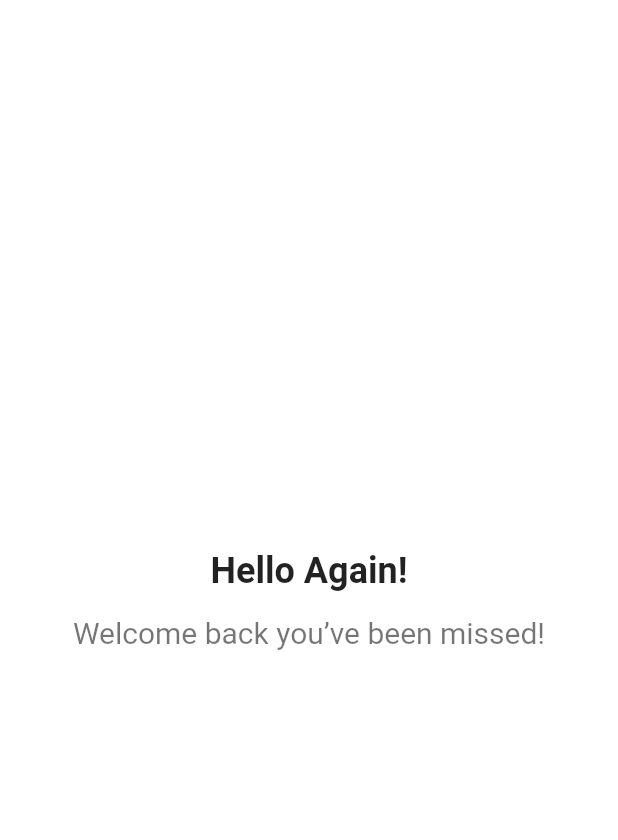
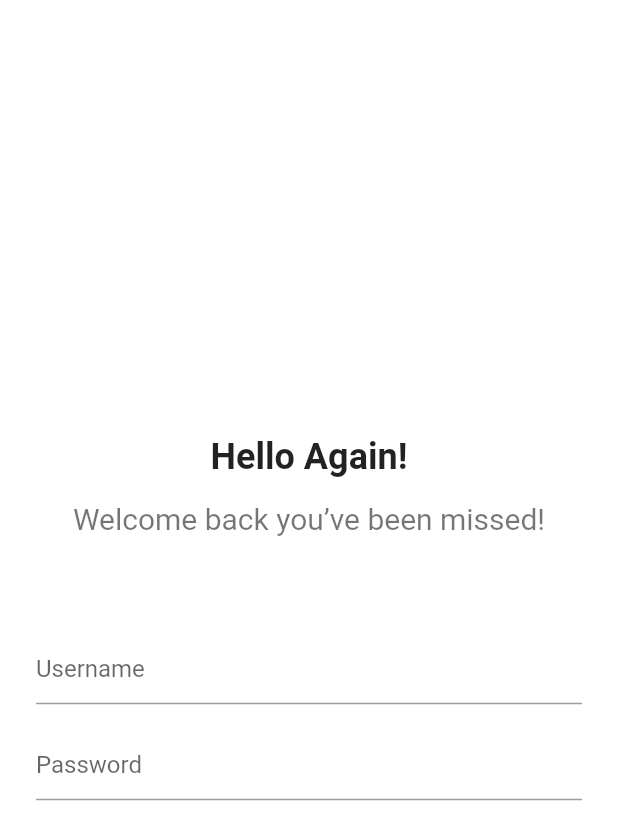
Before and after one commit to candraprasetya/belajar_salt, a Flutter app: the screen it shows after launch, on a phone screen of 412 x 824 dp. Shown: the top 840 px of the screen. Run offline on Flutter 3.47's test engine with Material 2 defaults, Android fonts, the phone set to English and light mode, and no system bars.

Commit message:
add textfield

```diff
--- a/lib/src/screens/login_screen.dart
+++ b/lib/src/screens/login_screen.dart
@@ -36,6 +36,25 @@ class LoginScreen extends StatelessWidget {
     );
   }
 
+  Widget _buildTextField(Size size) {
+    return Padding(
+      padding: const EdgeInsets.symmetric(horizontal: 24),
+      child: Column(
+        children: [
+          TextField(
+            decoration: InputDecoration(hintText: "Username"),
+          ),
+          SizedBox(
+            height: 16,
+          ),
+          TextField(
+            decoration: InputDecoration(hintText: "Password"),
+          )
+        ],
+      ),
+    );
+  }
+
   @override
   Widget build(BuildContext context) {
     //variable size
@@ -48,10 +67,11 @@ class LoginScreen extends StatelessWidget {
         children: [
           //TODO Text hello dan welcome back
           _buildHeaderText(size),
+          SizedBox(
+            height: 64,
+          ),
           //TODO Textfield untuk username dan password
-          SizedBox(
-            height: 24,
-          ),
+          _buildTextField(size),
           //TODO text recovery password
 
           //TODO Button Sign In
```
